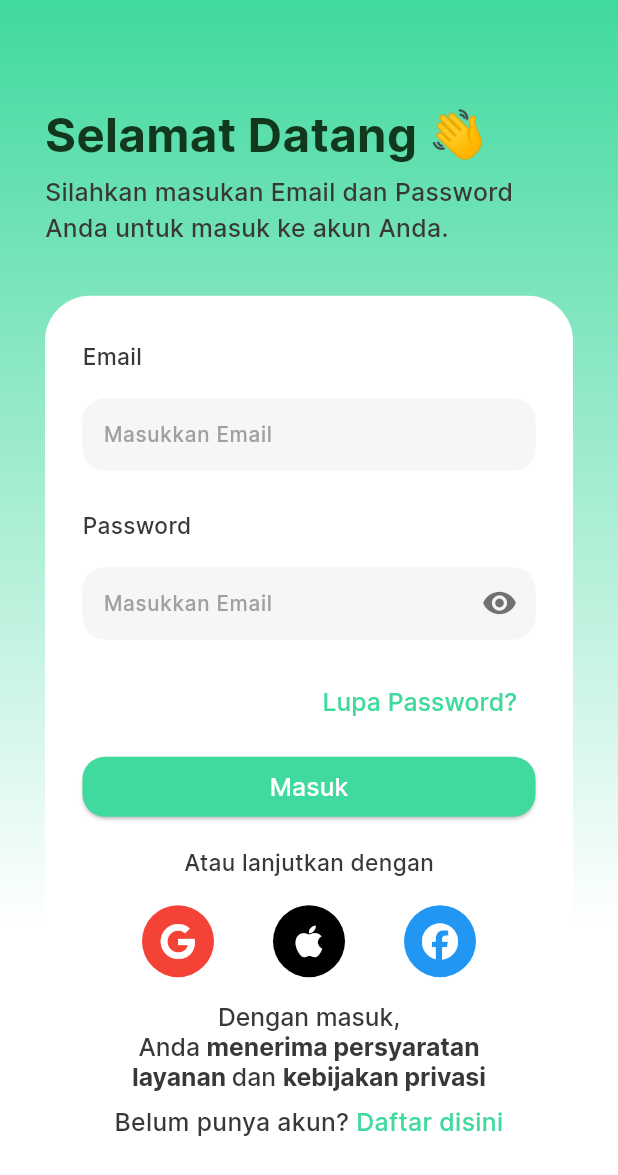
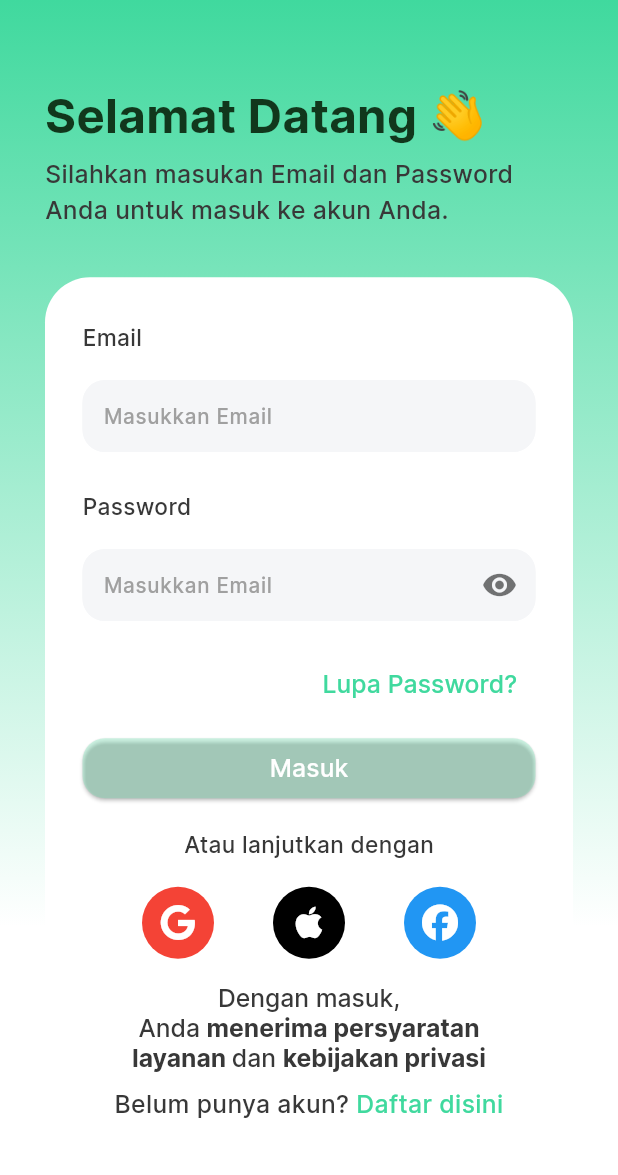
Before and after one commit to mahatiUMM/mahati-mobile, a Flutter app: the SignInView screen opened by its route, on a phone screen of 412 x 824 dp. Shown: the top 1175 px of the screen. Run offline on Flutter 3.47's test engine with Material 3 defaults, Android fonts, the phone set to English and light mode, and no system bars; our stand-ins replace accordion, assets_audio_player, cached_network_image, carousel_slider, easy_date_timeline, firebase_core and 18 more; missing offline and left inert: email_otp, flutter_cached_pdfview, flutter_reactive_ble, onesignal_flutter, whatsapp_unilink; accounts and stored records are empty; network calls fail; project files that could hold a hidden picture were left out.

Commit message:
perf: improve signIn validation

```diff
--- a/lib/app/modules/auth/forget_password/forget_password_view.dart
+++ b/lib/app/modules/auth/forget_password/forget_password_view.dart
@@ -114,8 +114,8 @@ class ForgetPasswordView extends GetView<ForgetPasswordController> {
                               controller.isNewPasswordError.isTrue ||
                                       controller.isNewPasswordError.isTrue ||
                                       controller.confirmPassword.value.length < 8
-                                  ? const MaterialStatePropertyAll(
-                                      Color(0x4D6CE9B4))
+                                  ? MaterialStatePropertyAll(
+                                      Resources.color.disableButtonColor)
                                   : MaterialStatePropertyAll(
                                       Resources.color.primaryColor),
                           fixedSize: MaterialStatePropertyAll(
--- a/lib/app/modules/auth/forget_password/send_email_view.dart
+++ b/lib/app/modules/auth/forget_password/send_email_view.dart
@@ -176,7 +176,7 @@ class SendEmailView extends GetView<ForgetPasswordController> {
                     style: ElevatedButton.styleFrom(
                       fixedSize: Size(Get.width, Get.height * 0.04),
                       backgroundColor: controller.isEmailError.value
-                          ? const Color(0x4D6CE9B4)
+                          ? Resources.color.disableButtonColor
                           : Resources.color.primaryColor,
                       shape: RoundedRectangleBorder(
                         borderRadius: BorderRadius.circular(15),
--- a/lib/app/modules/auth/sign_in/signin_view.dart
+++ b/lib/app/modules/auth/sign_in/signin_view.dart
@@ -22,8 +22,13 @@ class SignInView extends GetView<SignInController> {
     );
     return Sizer(builder: (context, orientation, devicetype) {
       return Scaffold(
-        resizeToAvoidBottomInset: false,
-        body: Container(
+        body: ConstrainedBox(
+          constraints: BoxConstraints(
+              minHeight: Get.height,
+              maxHeight: Get.height,
+              minWidth: Get.width,
+              maxWidth: Get.width),
+          child: Container(
             width: Get.width,
             height: Get.height,
             clipBehavior: Clip.antiAlias,
@@ -50,10 +55,12 @@ class SignInView extends GetView<SignInController> {
                 ),
                 SingleChildScrollView(
                   child: Padding(
-                  padding: const EdgeInsets.only(top: 70, left: 30, right: 30),
+                    padding:
+                        const EdgeInsets.only(top: 0, left: 30, right: 30),
                     child: Column(
                       crossAxisAlignment: CrossAxisAlignment.start,
                       children: [
+                        SizedBox(height: Get.height * 0.07,),
                         Text.rich(
                           TextSpan(
                             children: [
@@ -83,6 +90,7 @@ class SignInView extends GetView<SignInController> {
               ],
             ),
           ),
+        ),
       );
     });
   }
--- a/lib/app/modules/auth/sign_in/widget/body_signin.dart
+++ b/lib/app/modules/auth/sign_in/widget/body_signin.dart
@@ -38,10 +38,12 @@ class BodySignIn extends GetView<SignInController> {
                 height: Get.height * 0.07,
                 width: Get.width,
                 child: TextField(
+                  onEditingComplete: () =>
+                      controller.validateEmailAndPassField(),
                   controller: controller.emailController,
                   decoration: InputDecoration(
-                      contentPadding:
-                          const EdgeInsets.symmetric(horizontal: 10, vertical: 10),
+                      contentPadding: const EdgeInsets.symmetric(
+                          horizontal: 10, vertical: 10),
                       filled: true,
                       fillColor: Resources.color.textFieldColor,
                       hintText: TextStrings.authSubtitle1,
@@ -71,9 +73,11 @@ class BodySignIn extends GetView<SignInController> {
                   () => TextField(
                     controller: controller.passwordController,
                     obscureText: controller.showPassword.value,
+                    onEditingComplete: () =>
+                        controller.validateEmailAndPassField(),
                     decoration: InputDecoration(
-                      contentPadding:
-                          const EdgeInsets.symmetric(horizontal: 10, vertical: 10),
+                      contentPadding: const EdgeInsets.symmetric(
+                          horizontal: 10, vertical: 10),
                       filled: true,
                       fillColor: Resources.color.textFieldColor,
                       hintText: TextStrings.authSubtitle1,
@@ -119,13 +123,18 @@ class BodySignIn extends GetView<SignInController> {
               ),
               SizedBox(
                 width: 1000.w,
-                child: ElevatedButton(
+                child: Obx(
+                  () => ElevatedButton(
                       style: ElevatedButton.styleFrom(
-                        backgroundColor: Resources.color.primaryColor,
+                          backgroundColor: controller.isFieldValid.isFalse
+                              ? Resources.color.disableButtonColor
+                              : Resources.color.primaryColor,
                           shape: RoundedRectangleBorder(
                               borderRadius: BorderRadius.circular(15))),
                       onPressed: () async {
-                      await controller.loginAccount(
+                        controller.isFieldValid.isFalse
+                            ? null
+                            : await controller.loginAccount(
                                 email: controller.emailController.text,
                                 password: controller.passwordController.text,
                               );
@@ -134,6 +143,7 @@ class BodySignIn extends GetView<SignInController> {
                         TextStrings.signTitle2,
                         style: StyleText.authElevatedButton,
                       )),
+                ),
               ),
               SizedBox(
                 height: 2.h,
--- a/lib/app/modules/auth/vertification_otp/verification_email_view.dart
+++ b/lib/app/modules/auth/vertification_otp/verification_email_view.dart
@@ -193,8 +193,8 @@ class VerificationEmailView extends GetView<VerificationEmailController> {
                                 RoundedRectangleBorder(
                                     borderRadius: BorderRadius.circular(15))),
                             backgroundColor: controller.pin.value.isEmpty
-                                ? const MaterialStatePropertyAll(
-                                    Color(0x4D6CE9B4))
+                                ? MaterialStatePropertyAll(
+                                    Resources.color.disableButtonColor)
                                 : MaterialStatePropertyAll(
                                     Resources.color.primaryColor),
                             fixedSize: MaterialStatePropertyAll(
--- a/lib/app/modules/questionnaire/questionnaire_question/widget/questionnaire_next_button.dart
+++ b/lib/app/modules/questionnaire/questionnaire_question/widget/questionnaire_next_button.dart
@@ -50,7 +50,7 @@ class QuestionnaireNextButton extends GetView<QuestionnaireQuestionController> {
                     fixedSize: Size(Get.width - 42, 24),
                     backgroundColor: controller.isAnswerd.isFalse &&
                             controller.isStart.isFalse
-                        ? const Color(0x4D6CE9B4)
+                        ? Resources.color.disableButtonColor
                         : Resources.color.primaryColor,
                     foregroundColor: Colors.white,
                   ),
--- a/lib/app/modules/questionnaire/widget/questionnaire_card.dart
+++ b/lib/app/modules/questionnaire/widget/questionnaire_card.dart
@@ -75,7 +75,7 @@ class QuestionnaireCard extends StatelessWidget {
                 TextButton(
                   style: TextButton.styleFrom(
                     backgroundColor: isFilled == true
-                        ? const Color(0x4D6CE9B4)
+                        ? Resources.color.disableButtonColor
                         : Resources.color.primaryColor,
                   ),
                   onPressed: onPressed,
--- a/lib/app/utils/resources.dart
+++ b/lib/app/utils/resources.dart
@@ -32,6 +32,7 @@ class AppColors {
   Color whiteColor = const Color(0xFFFFFFFF);
   Color textFieldColor = const Color(0xFFF5F6F8);
   Color hintColor = const Color(0xFFA0A0A0);
+  Color disableButtonColor = const Color(0x4D6CE9B4);
 
   Color titleColor = const Color(0xFF11371C);
   Color subtitleColor = const Color(0xFF383838);
--- a/pubspec.yaml
+++ b/pubspec.yaml
@@ -46,6 +46,7 @@ dependencies:
   flutter_dotenv: ^5.2.1
   pinput: ^5.0.1
   email_otp: ^3.0.2
+  intl_phone_field: ^3.2.0
 
 dev_dependencies:
   mockito: ^5.4.2
```
Also changed, not shown: lib/app/modules/auth/sign_in/signin_controller.dart (+9 -0 lines), pubspec.lock. Lines whose indentation alone changed are shown as unchanged.
